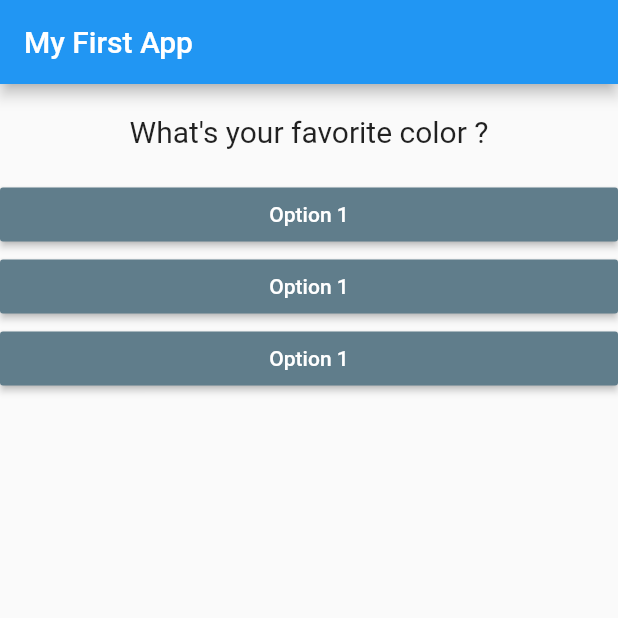
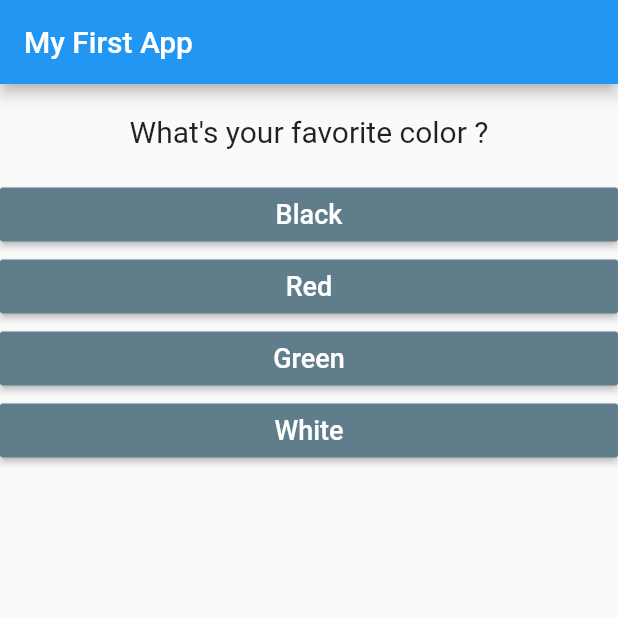
Before and after one commit to MohabAbugabal/QuestionAnswerAppFlutter, a Flutter app: the screen it shows after launch, on a phone screen of 412 x 824 dp, the top half of it. Run offline on Flutter 3.47's test engine with Material 2 defaults, Android fonts, the phone set to English and light mode, and no system bars.

Commit message:
second commit

```diff
--- a/lib/answer.dart
+++ b/lib/answer.dart
@@ -3,19 +3,25 @@ import 'package:flutter/material.dart';
 class Answer extends StatelessWidget {
 
   final Function selectHandler;
+  final String answerText;
 
-  Answer(this.selectHandler);
+  Answer(this.selectHandler, this.answerText);
   @override
   Widget build(BuildContext context) {
     return Container(
       width: double.infinity,
       child: RaisedButton(
         child: Text(
-            "Option 1"
+            answerText,
+          style: TextStyle(
+            fontSize: 18.0,
+          ),
         ),
         onPressed: selectHandler,
         textColor: Colors.white ,
         color: Colors.blueGrey,
+
+
       ),
     );
   }
--- a/lib/main.dart
+++ b/lib/main.dart
@@ -69,11 +69,13 @@ class MyAppState extends State<MyApp>
 
           children: [
             Question(
-            questions[_questionsIndex]['questionTextKey']
+            questions[_questionsIndex]['questionTextKey'],
             ),
-            Answer(answerQuestion),
-            Answer(answerQuestion),
-            Answer(answerQuestion),
+
+            ...(questions[_questionsIndex]['answersKey'] as List<String>).map((tempQuestion)  {
+
+              return Answer(answerQuestion, tempQuestion);
+            }).toList()
           ],
 
         ),
```
